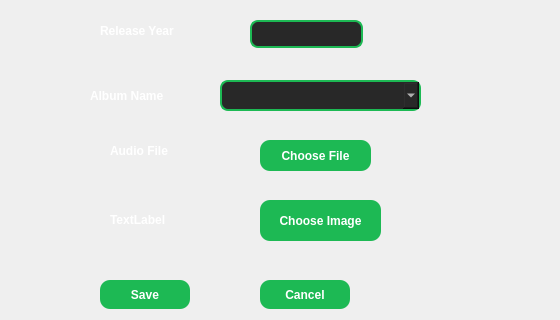
Above: addsongwindow.ui from Fatemehasadi86/spotify1 before the change; both pictures show x 0 to 560 and y 140 to 460 of the 673 by 545 pixel window. Below: the same form after it.
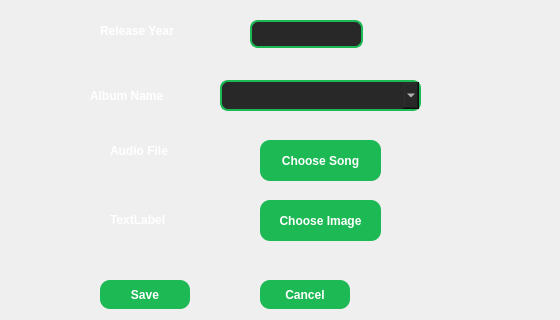
That is the form after the change.

Commit message: Add play song

The edit to the form file:
```diff
--- a/addsongwindow.ui
+++ b/addsongwindow.ui
@@ -150,12 +150,12 @@
     <rect>
      <x>260</x>
      <y>280</y>
-     <width>111</width>
-     <height>31</height>
+     <width>121</width>
+     <height>41</height>
     </rect>
    </property>
    <property name="text">
-    <string>Choose File</string>
+    <string>Choose Song</string>
    </property>
   </widget>
   <widget class="QPushButton" name="pushButton_2">
```
The commit also changes 87 other files.
